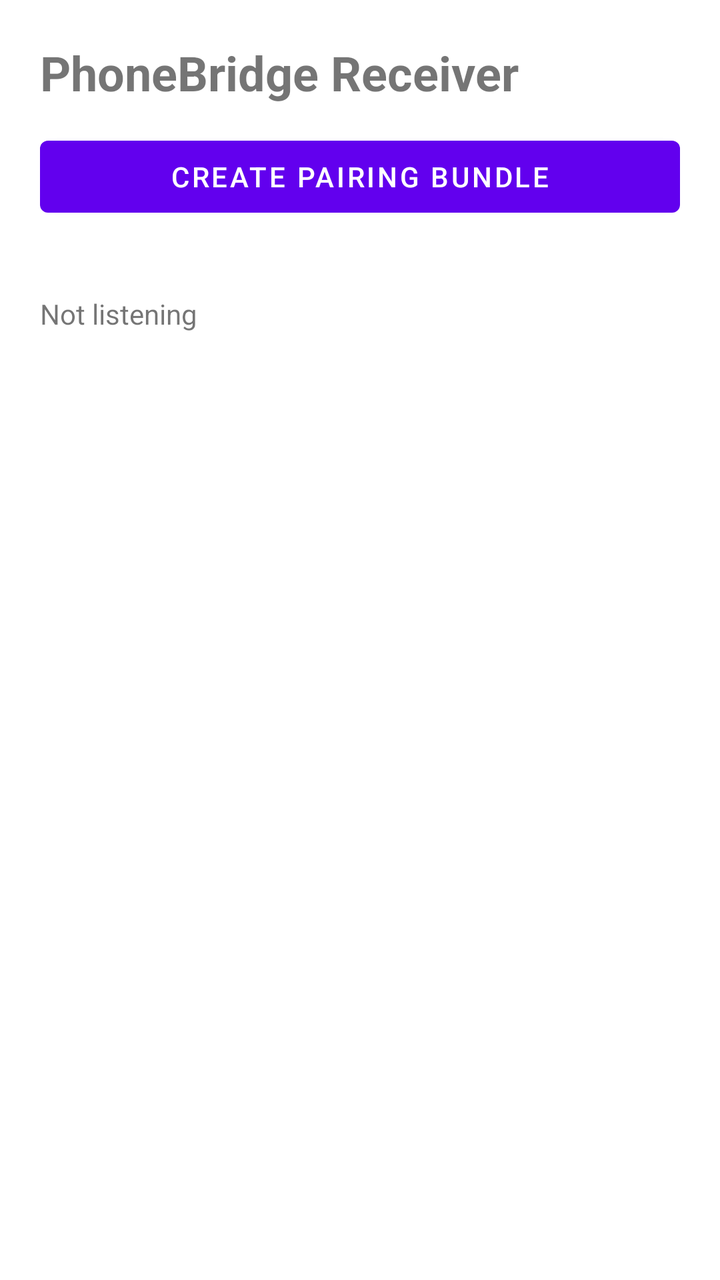
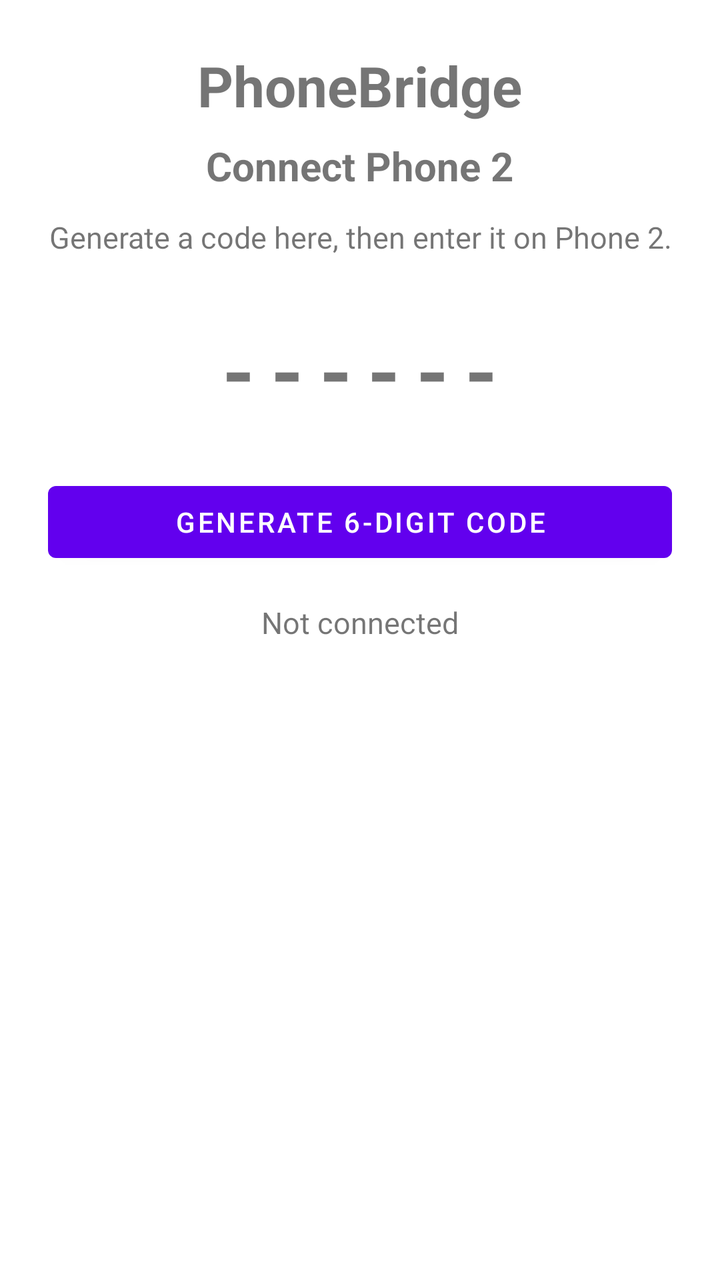

The first picture is an Android layout as it rendered before a commit; the second is the same layout after the commit. The layout source and the unified diff follow.
<!-- AndroidManifest.xml: application theme Theme.MaterialComponents.DayNight.NoActionBar -->
<!-- res/layout/activity_main.xml -->
<?xml version="1.0" encoding="utf-8"?>
<LinearLayout xmlns:android="http://schemas.android.com/apk/res/android"
    android:orientation="vertical" android:padding="20dp"
    android:layout_width="match_parent" android:layout_height="match_parent">
    <TextView android:text="PhoneBridge Receiver" android:textSize="24sp" android:textStyle="bold"
        android:layout_width="wrap_content" android:layout_height="wrap_content"/>
    <Button android:id="@+id/btnCreatePair" android:text="Create Pairing Bundle"
        android:layout_marginTop="12dp"
        android:layout_width="match_parent" android:layout_height="wrap_content"/>
    <TextView android:id="@+id/pairBundle" android:textIsSelectable="true"
        android:layout_marginTop="8dp"
        android:layout_width="match_parent" android:layout_height="wrap_content"/>
    <TextView android:id="@+id/status" android:text="Not listening"
        android:layout_marginTop="8dp"
        android:layout_width="match_parent" android:layout_height="wrap_content"/>
    <androidx.recyclerview.widget.RecyclerView
        android:id="@+id/list"
        android:layout_marginTop="12dp"
        android:layout_width="match_parent" android:layout_height="0dp"
        android:layout_weight="1"/>
</LinearLayout>
<!-- resources referenced by this layout -->
<resources>

</resources>

<!-- the commit's change to res/layout/activity_main.xml (unified diff, before → after) -->
@@ -1,21 +1,104 @@
 <?xml version="1.0" encoding="utf-8"?>
-<LinearLayout xmlns:android="http://schemas.android.com/apk/res/android"
-    android:orientation="vertical" android:padding="20dp"
-    android:layout_width="match_parent" android:layout_height="match_parent">
-    <TextView android:text="PhoneBridge Receiver" android:textSize="24sp" android:textStyle="bold"
-        android:layout_width="wrap_content" android:layout_height="wrap_content"/>
-    <Button android:id="@+id/btnCreatePair" android:text="Create Pairing Bundle"
-        android:layout_marginTop="12dp"
-        android:layout_width="match_parent" android:layout_height="wrap_content"/>
-    <TextView android:id="@+id/pairBundle" android:textIsSelectable="true"
-        android:layout_marginTop="8dp"
-        android:layout_width="match_parent" android:layout_height="wrap_content"/>
-    <TextView android:id="@+id/status" android:text="Not listening"
-        android:layout_marginTop="8dp"
-        android:layout_width="match_parent" android:layout_height="wrap_content"/>
-    <androidx.recyclerview.widget.RecyclerView
-        android:id="@+id/list"
-        android:layout_marginTop="12dp"
-        android:layout_width="match_parent" android:layout_height="0dp"
-        android:layout_weight="1"/>
-</LinearLayout>
+<FrameLayout xmlns:android="http://schemas.android.com/apk/res/android"
+    android:layout_width="match_parent"
+    android:layout_height="match_parent">
+
+    <LinearLayout
+        android:id="@+id/pairingScreen"
+        android:layout_width="match_parent"
+        android:layout_height="match_parent"
+        android:orientation="vertical"
+        android:gravity="center_horizontal"
+        android:padding="24dp">
+
+        <TextView
+            android:layout_width="wrap_content"
+            android:layout_height="wrap_content"
+            android:text="PhoneBridge"
+            android:textSize="28sp"
+            android:textStyle="bold" />
+
+        <TextView
+            android:layout_width="wrap_content"
+            android:layout_height="wrap_content"
+            android:layout_marginTop="8dp"
+            android:text="Connect Phone 2"
+            android:textSize="20sp"
+            android:textStyle="bold" />
+
+        <TextView
+            android:layout_width="match_parent"
+            android:layout_height="wrap_content"
+            android:layout_marginTop="12dp"
+            android:gravity="center"
+            android:text="Generate a code here, then enter it on Phone 2."
+            android:textSize="15sp" />
+
+        <TextView
+            android:id="@+id/pairCode"
+            android:layout_width="match_parent"
+            android:layout_height="wrap_content"
+            android:layout_marginTop="28dp"
+            android:gravity="center"
+            android:letterSpacing="0.18"
+            android:text="------"
+            android:textIsSelectable="true"
+            android:textSize="42sp"
+            android:textStyle="bold" />
+
+        <Button
+            android:id="@+id/btnCreatePair"
+            android:layout_width="match_parent"
+            android:layout_height="wrap_content"
+            android:layout_marginTop="24dp"
+            android:text="Generate 6-digit code" />
+
+        <TextView
+            android:id="@+id/status"
+            android:layout_width="match_parent"
+            android:layout_height="wrap_content"
+            android:layout_marginTop="16dp"
+            android:gravity="center"
+            android:text="Not connected"
+            android:textSize="15sp" />
+    </LinearLayout>
+
+    <LinearLayout
+        android:id="@+id/dashboardScreen"
+        android:layout_width="match_parent"
+        android:layout_height="match_parent"
+        android:orientation="vertical"
+        android:padding="20dp"
+        android:visibility="gone">
+
+        <TextView
+            android:layout_width="wrap_content"
+            android:layout_height="wrap_content"
+            android:text="PhoneBridge Dashboard"
+            android:textSize="26sp"
+            android:textStyle="bold" />
+
+        <TextView
+            android:layout_width="match_parent"
+            android:layout_height="wrap_content"
+            android:layout_marginTop="6dp"
+            android:text="Phone 2 is connected. New encrypted records will appear below."
+            android:textSize="14sp" />
+
+        <TextView
+            android:id="@+id/dashboardStatus"
+            android:layout_width="wrap_content"
+            android:layout_height="wrap_content"
+            android:layout_marginTop="12dp"
+            android:text="Connected"
+            android:textStyle="bold" />
+
+        <androidx.recyclerview.widget.RecyclerView
+            android:id="@+id/list"
+            android:layout_width="match_parent"
+            android:layout_height="0dp"
+            android:layout_marginTop="16dp"
+            android:layout_weight="1" />
+    </LinearLayout>
+
+</FrameLayout>
